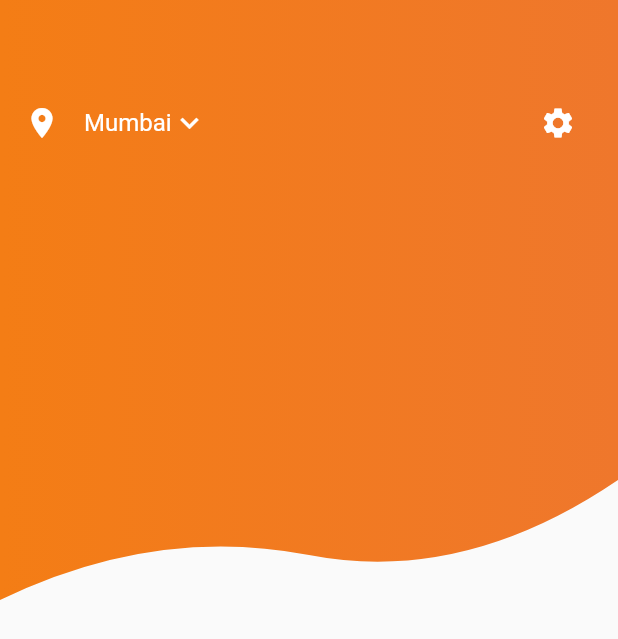
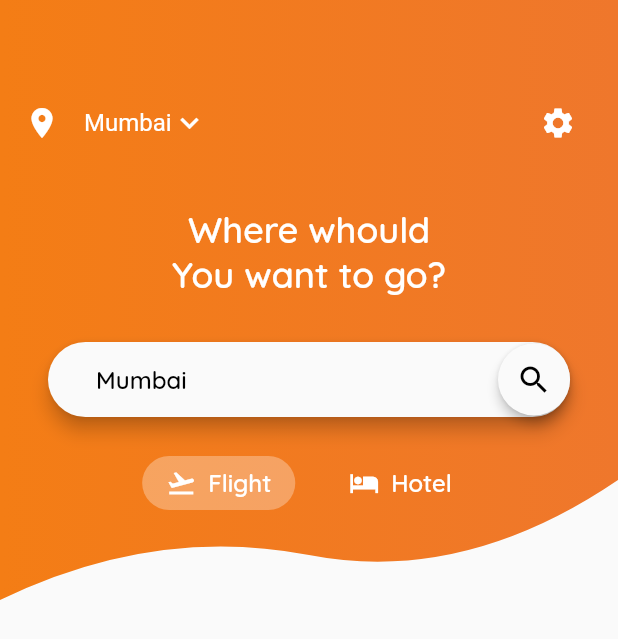
Before and after one commit to chhota89/flutter_ui_sample, a Flutter app: the FlightBookingHome screen opened directly, on a phone screen of 412 x 824 dp. Shown: the top 639 px of the screen. Run offline on Flutter 3.47's test engine with Material 2 defaults, Android fonts, the phone set to English and light mode, and no system bars; our stand-ins replace carousel_pro; network calls fail.

```diff
--- a/lib/flightbooking/flight_booking.dart
+++ b/lib/flightbooking/flight_booking.dart
@@ -35,6 +35,7 @@ class TopContainer extends StatefulWidget {
 
 class _TopContainerState extends State<TopContainer> {
   var selectedLocationIndex = 0;
+  bool isFlightSelected = true;
   @override
   Widget build(BuildContext context) {
     return Stack(
@@ -101,6 +102,73 @@ class _TopContainerState extends State<TopContainer> {
                       )
                     ],
                   ),
+                ),
+                SizedBox(height: 24.0),
+                Text("Where whould\nYou want to go?",
+                    textAlign: TextAlign.center,
+                    style: TextStyle(
+                        fontSize: 24.0,
+                        color: Colors.white,
+                        fontFamily: 'Quicksand')),
+                SizedBox(height: 30.0),
+                Padding(
+                  padding: const EdgeInsets.symmetric(horizontal: 32.0),
+                  child: Material(
+                    elevation: 5.0,
+                    borderRadius: BorderRadius.circular(30.0),
+                    child: TextField(
+                      style: TextStyle(
+                          fontSize: 16.0,
+                          color: Colors.black,
+                          fontFamily: 'Quicksand'),
+                      controller: TextEditingController(text: locations[0]),
+                      cursorColor: secondColor,
+                      decoration: InputDecoration(
+                          suffixIcon: Material(
+                            elevation: 3.0,
+                            borderRadius: BorderRadius.circular(30.0),
+                            child: IconButton(
+                                icon: Icon(
+                                  Icons.search,
+                                  color: Colors.black,
+                                ),
+                                onPressed: () {}),
+                          ),
+                          border: InputBorder.none,
+                          contentPadding: EdgeInsets.symmetric(
+                              horizontal: 32.0, vertical: 15.0)),
+                    ),
+                  ),
+                ),
+                SizedBox(height: 26),
+                Row(
+                  mainAxisSize: MainAxisSize.min,
+                  mainAxisAlignment: MainAxisAlignment.center,
+                  children: <Widget>[
+                    InkWell(
+                      onTap: () {
+                        setState(() {
+                          isFlightSelected = true;
+                        });
+                      },
+                      child: ChoiceChip(
+                          iconData: Icons.flight_takeoff,
+                          text: "Flight",
+                          isSelected: isFlightSelected),
+                    ),
+                    SizedBox(width: 20.0),
+                    InkWell(
+                      onTap: () {
+                        setState(() {
+                          isFlightSelected = false;
+                        });
+                      },
+                      child: ChoiceChip(
+                          iconData: Icons.hotel,
+                          text: "Hotel",
+                          isSelected: !isFlightSelected),
+                    )
+                  ],
                 )
               ],
             ),
@@ -110,3 +178,44 @@ class _TopContainerState extends State<TopContainer> {
     );
   }
 }
+
+class ChoiceChip extends StatefulWidget {
+  final IconData iconData;
+  final String text;
+  final isSelected;
+
+  const ChoiceChip({this.iconData, this.text, this.isSelected});
+
+  @override
+  _ChoiceChipState createState() => _ChoiceChipState();
+}
+
+class _ChoiceChipState extends State<ChoiceChip> {
+  @override
+  Widget build(BuildContext context) {
+    return Container(
+      padding: EdgeInsets.symmetric(horizontal: 16.0, vertical: 8.0),
+      decoration: widget.isSelected
+          ? BoxDecoration(
+              color: Colors.white.withOpacity(0.3),
+              borderRadius: BorderRadius.circular(20.0))
+          : null,
+      child: Row(
+        mainAxisSize: MainAxisSize.min,
+        children: <Widget>[
+          Icon(
+            widget.iconData,
+            size: 20,
+            color: Colors.white,
+          ),
+          SizedBox(width: 8.0),
+          Text(
+            widget.text,
+            style: TextStyle(
+                fontSize: 16.0, color: Colors.white, fontFamily: 'Quicksand'),
+          )
+        ],
+      ),
+    );
+  }
+}
--- a/pubspec.yaml
+++ b/pubspec.yaml
@@ -19,6 +19,8 @@ dependencies:
   # The following adds the Cupertino Icons font to your application.
   # Use with the CupertinoIcons class for iOS style icons.
   cupertino_icons: ^0.1.2
+  carousel_pro: 0.0.13
+  flutter_staggered_grid_view: "^0.2.7"
 
 dev_dependencies:
   flutter_test:
@@ -44,6 +46,8 @@ flutter:
     - assets/shopping_cart.png
     - assets/stores.png
     - assets/wallet.png
+    - assets/app_banner1.jpg
+    - assets/app_banner2.jpg
 
   # An image asset can refer to one or more resolution-specific "variants", see
   # https://flutter.io/assets-and-images/#resolution-aware.
```
Also changed, not shown: lib/hire_telent.dart (+43 -48 lines), lib/main.dart (+10 -2 lines), lib/shoppingapp/row_chops_home.dart (added, +324 -0 lines), assets/app_banner1.jpg (added), assets/app_banner2.jpg (added), 3 other files.
